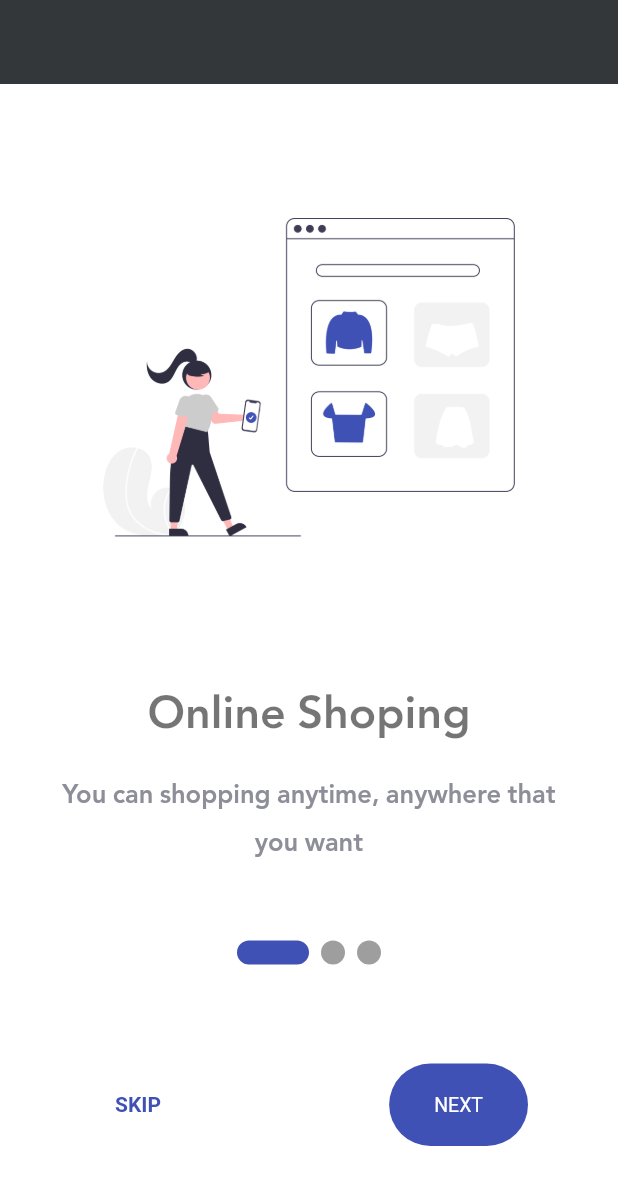
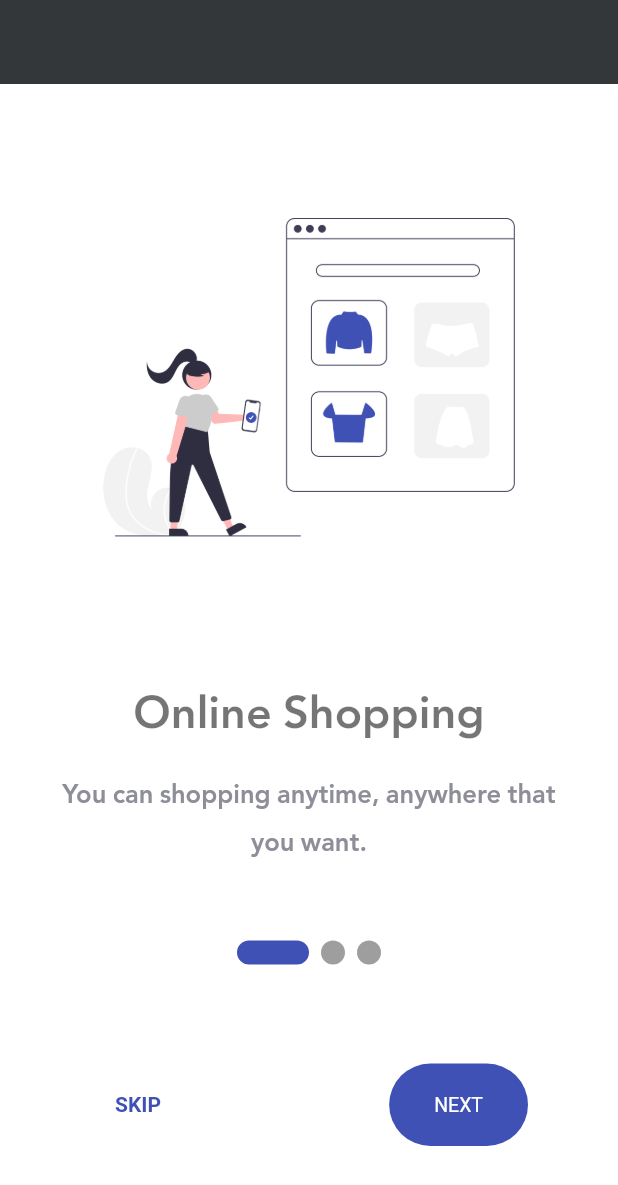
Before and after one commit to Esra2-Abdelltif/Shop-Application, a Flutter app: the screen it shows after launch, on a phone screen of 412 x 824 dp. Shown: the top 1185 px of the screen. Run offline on Flutter 3.47's test engine with Material 2 defaults, Android fonts, the phone set to English and light mode, and no system bars; drawn by our look-alikes of smooth_page_indicator; our stand-ins replace bloc, flutter_bloc, flutter_conditional_rendering, hexcolor, shared_preferences; missing offline and left inert: dart:ffi.

Commit message:
OnBoarding Screen ui

```diff
--- a/lib/modules/on_boarding_screen/on_boardin_screen.dart
+++ b/lib/modules/on_boarding_screen/on_boardin_screen.dart
@@ -26,13 +26,13 @@ class _OnBoardinScreenState extends State<OnBoardinScreen> {
 
   List<BoardingModel> boarding =[
     BoardingModel(image:'assets/images/onboarding_1.png' ,
-        title: 'Online Shoping',
-        body: 'You can shopping anytime, anywhere that you want'),
+        title: 'Online Shopping',
+        body: 'You can shopping anytime, anywhere that you want.'),
     BoardingModel(image:'assets/images/onboarding_2.png' , title: 'Mobile Payment',
         body: 'Download our shopping application and buy using your smarphone or laptop.'),
     BoardingModel(image:'assets/images/onboarding_3.png' ,
         title: 'Delivry Service',
-        body: 'Modern delivering technologies.The products you order will be delivered to your address')
+        body: 'Modern delivering technologies.The products you order will be delivered to your address.')
   ];
   bool isLast=false;
   bool isFirst=false;
@@ -118,14 +118,14 @@ class _OnBoardinScreenState extends State<OnBoardinScreen> {
                         onPressed: () {
                           NavigateAndFinsh(router: LoginScreen(),context: context);
                         },
-                        child: Text("START"),
+                        child: Text("SHOPPING NOW"),
                         style: ElevatedButton.styleFrom(
                           primary: defultColor,
                           shape: new RoundedRectangleBorder(
                             borderRadius: BorderRadius.circular(50),
                           ),
                           padding: (width <= 550) ? EdgeInsets.symmetric(
-                              horizontal: 100, vertical: 20) : EdgeInsets.symmetric(horizontal: width * 0.2, vertical: 25),
+                              horizontal: 80, vertical: 20) : EdgeInsets.symmetric(horizontal: width * 0.2, vertical: 25),
                           textStyle: TextStyle(fontSize: (width <= 550) ? 13 : 17),
                         ),
                       ),
```
